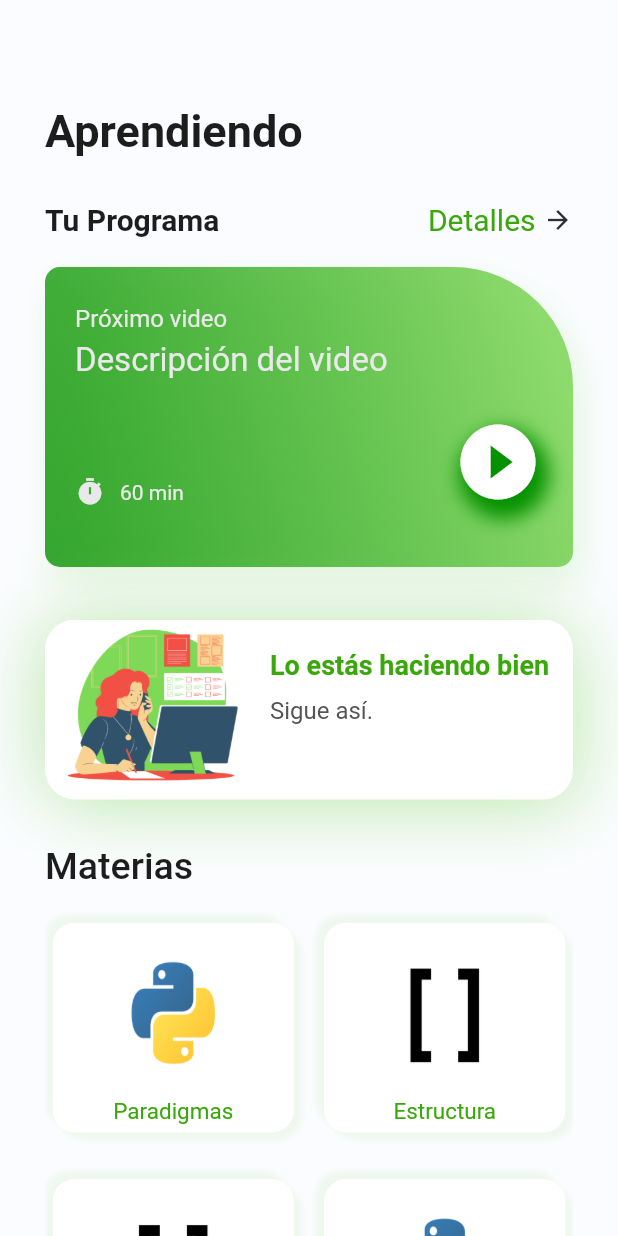
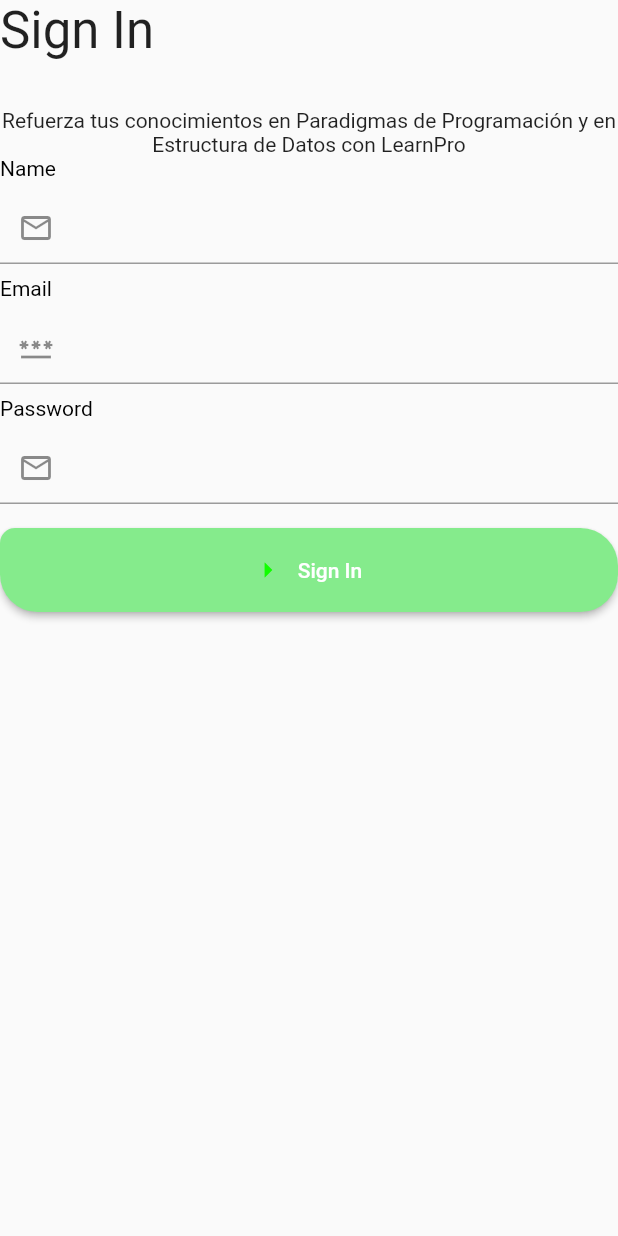
Before and after one commit to StefaRueRome/LearnPro_Flutter, a Flutter app: the screen it shows after launch, on a phone screen of 412 x 824 dp. Run offline on Flutter 3.47's test engine with Material 2 defaults, Android fonts, the phone set to English and light mode, and no system bars; our stand-ins replace auto_size_text, chewie, get, video_player; Roboto replaces fonts that are missing (Poppins).

Commit message:
Sign Up con Autenticacion completo

```diff
--- a/lib/home_page.dart
+++ b/lib/home_page.dart
@@ -70,7 +70,7 @@
                 ),
                 boxShadow: [
                     BoxShadow(
-                    offset: Offset(5 ,10),
+                    offset: const Offset(5 ,10),
                     blurRadius: 20,
                     color: color.AppColor.gradientS.withOpacity(0.2),
                   )
@@ -81,25 +81,25 @@
                 child: Column(
                   crossAxisAlignment: CrossAxisAlignment.start,
                   children: [
-                    Text("Próximo video",
+                    const Text("Próximo video",
                       style: TextStyle(
                         fontSize: 16,
                         color: Color.fromARGB(255, 234, 233, 233)
                       ),
                     ),
-                    SizedBox(height: 5,),
-                    Text("Descripción del video",
+                    const SizedBox(height: 5,),
+                    const Text("Descripción del video",
                       style: TextStyle(
                         fontSize: 22,
                         color: Color.fromARGB(255, 234, 233, 233)
                       ),
                     ),
-                    SizedBox(height: 25,),
+                    const SizedBox(height: 25,),
                     Row(
                       crossAxisAlignment: CrossAxisAlignment.end,
                       children: [
                         Row(
-                          children: [
+                          children: const [
                             Icon(Icons.timer, size: 20, color: Color.fromARGB(255, 234, 233, 233),),
                             SizedBox(width: 10,),
                             Text("60 min",  /////Tiempo del video
@@ -118,11 +118,11 @@
                               BoxShadow(
                                 color: color.AppColor.gradientF,
                                 blurRadius: 10,
-                                offset: Offset(4,8)
+                                offset: const Offset(4,8)
                               )
                             ]
                           ),
-                          child: Icon(Icons.play_circle_fill,
+                          child:const Icon(Icons.play_circle_fill,
                             color: Colors.white,
                             size: 60,
                           ),
@@ -154,12 +154,12 @@
                       boxShadow: [
                         BoxShadow(
                           blurRadius: 40,
-                          offset: Offset(8,10),
+                          offset:const Offset(8,10),
                           color: color.AppColor.gradientS.withOpacity(0.3),
                         ),
                         BoxShadow(
                           blurRadius: 40,
-                          offset: Offset(-8,-5),
+                          offset:const Offset(-8,-5),
                           color: color.AppColor.gradientS.withOpacity(0.3),
                         )
                       ]
@@ -169,7 +169,7 @@
                     width: double.maxFinite,
                     height: 100,
                     margin: const EdgeInsets.only(left: 150,top:50),
-                    decoration: BoxDecoration(
+                    decoration:const BoxDecoration(
                       //color: Colors.redAccent.withOpacity(0.3),
                       //borderRadius: BorderRadius.circular(20),
                     ),
@@ -183,8 +183,8 @@
                             color: color.AppColor.detail,
                           ),
                         ),
-                        SizedBox(height: 10,),
-                        RichText(text: TextSpan(
+                        const SizedBox(height: 10,),
+                        RichText(text: const TextSpan(
                           text: "Sigue así. ",
                           style: TextStyle(
                             color: Color.fromARGB(255, 85, 84, 84),
@@ -198,7 +198,7 @@
               ),
             ),
             Row(
-              children: [
+              children: const[
                 Text(
                   "Materias",
                   textAlign: TextAlign.center,
@@ -231,8 +231,8 @@
                           child: Container(
                             width:(MediaQuery.of(context).size.width-90)/2,
                             height: 140,
-                            margin: EdgeInsets.only(bottom: 5,left: 5,top:20),
-                            padding: EdgeInsets.only(bottom: 5),
+                            margin: const EdgeInsets.only(bottom: 5,left: 5,top:20),
+                            padding:const EdgeInsets.only(bottom: 5),
                             decoration: BoxDecoration(
                               borderRadius: BorderRadius.circular(15),
                               image: DecorationImage(
@@ -244,12 +244,12 @@
                               boxShadow: [
                                 BoxShadow(
                                   blurRadius: 3,
-                                  offset: Offset(5,5),
+                                  offset:const Offset(5,5),
                                   color: color.AppColor.gradientS.withOpacity(0.1),
                                 ),
                                 BoxShadow(
                                   blurRadius: 3,
-                                  offset: Offset(-5,-5),
+                                  offset:const Offset(-5,-5),
                                   color: color.AppColor.gradientS.withOpacity(0.1),
                                 )
                               ]
--- /dev/null
+++ b/lib/login/signup_page.dart
@@ -0,0 +1,104 @@
+import 'package:app_learn_pro/services/auth_services.dart';
+import 'package:flutter/material.dart';
+import 'package:flutter/widgets.dart';
+
+class SignupPage extends StatefulWidget{
+  @override
+  State<SignupPage> createState() => _SignupPageState();
+}
+
+class _SignupPageState extends State<SignupPage> {
+  final TextEditingController emailController = TextEditingController();
+  final TextEditingController passwordController = TextEditingController();
+  final TextEditingController nameController = TextEditingController();
+  final AuthService authService = AuthService();
+  void signupUser(){
+    authService.signUpUser(context: context, email: emailController.text, password: passwordController.text, name: nameController.text);
+  }
+  @override
+  Widget build(BuildContext context) {
+    return Scaffold(body: Column(
+      crossAxisAlignment: CrossAxisAlignment.start,
+      children: [
+        const Text(
+          "Sign In",
+          style: TextStyle(
+            fontSize: 34,
+            fontFamily: "Poppins",
+          ),
+        ),
+        const Padding(
+          padding: const EdgeInsets.symmetric(vertical: 16)),
+        const Text("Refuerza tus conocimientos en Paradigmas de Programación y en Estructura de Datos con LearnPro",
+        textAlign: TextAlign.center,
+        ),
+        Text("Name",style: TextStyle(color: Colors.black),),
+        Padding(
+          padding: const EdgeInsets.only(top: 8,bottom: 8),
+          child: TextFormField(
+            controller: nameController,
+            decoration: InputDecoration(
+              prefixIcon: Padding(
+                padding: EdgeInsets.symmetric(horizontal: 5),
+                child: Icon(Icons.email_outlined), //
+              )
+            ),
+
+          ),
+        ),
+        Text("Email",style: TextStyle(color: Colors.black),),
+        Padding(
+          padding: const EdgeInsets.only(top: 8,bottom: 8),
+          child: TextFormField(
+            controller: emailController,
+            obscureText: false,
+            decoration: InputDecoration(
+              prefixIcon: Padding(
+                padding: EdgeInsets.symmetric(horizontal: 5),
+                child:Icon(Icons.password),
+              )
+            ),
+
+          ),
+        ),
+        Text("Password",style: TextStyle(color: Colors.black),),
+        Padding(
+          padding: const EdgeInsets.only(top: 8,bottom: 8),
+          child: TextFormField(
+            controller: passwordController,
+            obscureText: true,
+            decoration: InputDecoration(
+              prefixIcon: Padding(
+                padding: EdgeInsets.symmetric(horizontal: 5),
+                child: Icon(Icons.email_outlined), //
+              )
+            ),
+
+          ),
+        ),
+        Padding(
+          padding: const EdgeInsets.only(top: 8, bottom: 24),
+          child: ElevatedButton.icon(
+            onPressed: () {
+              signupUser();
+            },
+            style: ElevatedButton.styleFrom(
+              backgroundColor: Color.fromARGB(255, 133, 235, 140),
+              minimumSize: const Size(double.infinity, 56),
+              shape: const RoundedRectangleBorder(
+                borderRadius: BorderRadius.only(
+                  topLeft: Radius.circular(10),
+                  topRight: Radius.circular(25),
+                  bottomRight: Radius.circular(25),
+                  bottomLeft: Radius.circular(25)
+                )
+              )
+            ),
+            icon: const Icon(Icons.arrow_right, color: Color.fromARGB(255, 17, 254, 0),),
+            label: const Text("Sign In"),
+          ),
+        )
+      ],
+    ));
+  }
+}
--- /dev/null
+++ b/lib/main.dart
@@ -0,0 +1,30 @@
+import 'package:app_learn_pro/home_page.dart';
+import 'package:app_learn_pro/login/signup_page.dart';
+import 'package:app_learn_pro/providers/user_provider.dart';
+import 'package:flutter/material.dart';
+import 'package:provider/provider.dart';
+
+void main(){
+  runApp(
+    MultiProvider(
+      providers:[ChangeNotifierProvider(create: (_)=>UserProvider())],
+      child: const MyApp(),
+    ),
+  );
+}
+
+class MyApp extends StatelessWidget{
+  const MyApp({super.key});
+
+  @override
+  Widget build(BuildContext context) {
+    return MaterialApp(
+      title: "Auth Flutter",
+      theme: ThemeData(
+        primarySwatch: Colors.blue
+      ),
+      home: SignupPage(),
+    );
+  }
+
+}
--- /dev/null
+++ b/lib/models/user.dart
@@ -0,0 +1,34 @@
+import 'dart:convert';
+
+class User {
+  final String id;
+  final String name;
+  final String email;
+  final String token;
+  final String password;
+
+  User({required this.id,required this.name,required this.email,required this.token,required this.password});
+
+  Map<String, dynamic> toMap() {
+    return <String, dynamic>{
+      'name': name,
+      'email': email,
+      'token': token,
+      'password': password,
+    };
+  }
+
+  factory User.fromMap(Map<String, dynamic> map) {
+    return User(
+      id: map['_id'] ?? '',
+      name: map['name'] ??'',
+      email: map['email'] ?? '',
+      token: map['token'] ?? '',
+      password: map['password'] ?? '',
+    );
+  }
+
+  String toJson() => json.encode(toMap());
+
+  factory User.fromJson(String source) => User.fromMap(json.decode(source) as Map<String, dynamic>);
+}
--- /dev/null
+++ b/lib/services/auth_services.dart
@@ -0,0 +1,41 @@
+import 'package:app_learn_pro/utils/utils.dart';
+import 'package:flutter/material.dart';
+import 'package:http/http.dart' as http;
+import '../models/user.dart';
+import '../utils/constants.dart';
+
+class AuthService{
+  void signUpUser({
+    required BuildContext context,
+    required String email,
+    required String password,
+    required String name,
+  })async{
+    try{
+      User user = User(
+        id: '',
+        name: name,
+        password: password,
+        email: email,
+        token: '',
+      );
+      http.Response res = await http.post(
+        Uri.parse('${Constants.uri}/api/signup'),
+        body: user.toJson(),
+        headers: <String,String>{
+          'Content-Type': 'application/json; charset=UTF-8',
+        },
+      );
+      httpErrorHandle(
+        response: res,
+        context: context,
+        onSuccess: (){
+          showSnackBar(context, 'Cuenta creada!, Logueate con las mismas credenciales!');
+        },
+      );
+
+    }catch(e){
+      showSnackBar(context, e.toString());
+    }
+  }
+}
--- /dev/null
+++ b/lib/utils/constants.dart
@@ -0,0 +1,3 @@
+class Constants{
+  static String uri='http://192.168.2.88:3007';
+}
--- a/pubspec.yaml
+++ b/pubspec.yaml
@@ -41,6 +41,7 @@
   get: ^4.6.5
   auto_size_text: ^3.0.0
   http: ^0.13.5
+  provider: ^6.0.5
 
 dev_dependencies:
   flutter_test:
```
Also changed, not shown: lib/providers/user_provider.dart (added, +17 -0 lines), lib/utils/utils.dart (added, +32 -0 lines), lib/login/login_page.dart (added), pubspec.lock, 5 other files.
